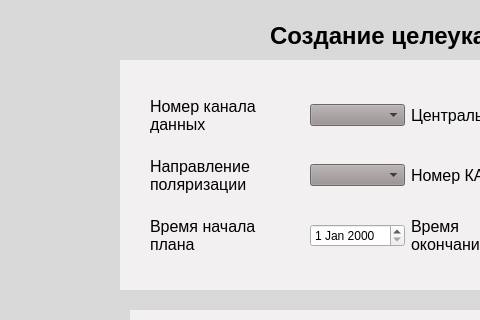
The window that view/commands/targetdesignationsv.ui (waitskoro/APS) describes before a commit, drawn with Qt 5; both pictures show x 0 to 480 and y 0 to 320 of the 800 by 600 pixel window.
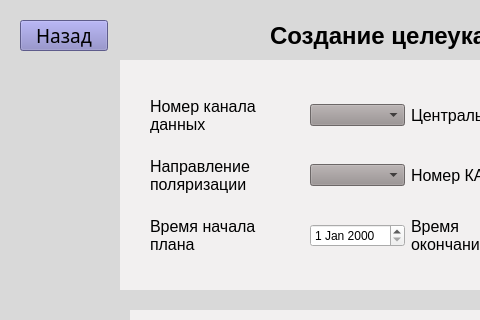
The same window after the commit.

```diff
--- a/view/commands/targetdesignationsv.ui
+++ b/view/commands/targetdesignationsv.ui
@@ -555,6 +555,231 @@
      <height>192</height>
     </rect>
    </property>
+   <attribute name="horizontalHeaderDefaultSectionSize">
+    <number>298</number>
+   </attribute>
+  </widget>
+  <widget class="QPushButton" name="back">
+   <property name="geometry">
+    <rect>
+     <x>20</x>
+     <y>20</y>
+     <width>88</width>
+     <height>31</height>
+    </rect>
+   </property>
+   <property name="palette">
+    <palette>
+     <active>
+      <colorrole role="WindowText">
+       <brush brushstyle="SolidPattern">
+        <color alpha="255">
+         <red>0</red>
+         <green>0</green>
+         <blue>0</blue>
+        </color>
+       </brush>
+      </colorrole>
+      <colorrole role="Button">
+       <brush brushstyle="SolidPattern">
+        <color alpha="255">
+         <red>132</red>
+         <green>129</green>
+         <blue>195</blue>
+        </color>
+       </brush>
+      </colorrole>
+      <colorrole role="Text">
+       <brush brushstyle="SolidPattern">
+        <color alpha="255">
+         <red>0</red>
+         <green>0</green>
+         <blue>0</blue>
+        </color>
+       </brush>
+      </colorrole>
+      <colorrole role="ButtonText">
+       <brush brushstyle="SolidPattern">
+        <color alpha="255">
+         <red>0</red>
+         <green>0</green>
+         <blue>0</blue>
+        </color>
+       </brush>
+      </colorrole>
+      <colorrole role="Base">
+       <brush brushstyle="SolidPattern">
+        <color alpha="255">
+         <red>132</red>
+         <green>129</green>
+         <blue>195</blue>
+        </color>
+       </brush>
+      </colorrole>
+      <colorrole role="Window">
+       <brush brushstyle="SolidPattern">
+        <color alpha="255">
+         <red>132</red>
+         <green>129</green>
+         <blue>195</blue>
+        </color>
+       </brush>
+      </colorrole>
+      <colorrole role="PlaceholderText">
+       <brush brushstyle="SolidPattern">
+        <color alpha="128">
+         <red>0</red>
+         <green>0</green>
+         <blue>0</blue>
+        </color>
+       </brush>
+      </colorrole>
+     </active>
+     <inactive>
+      <colorrole role="WindowText">
+       <brush brushstyle="SolidPattern">
+        <color alpha="255">
+         <red>0</red>
+         <green>0</green>
+         <blue>0</blue>
+        </color>
+       </brush>
+      </colorrole>
+      <colorrole role="Button">
+       <brush brushstyle="SolidPattern">
+        <color alpha="255">
+         <red>132</red>
+         <green>129</green>
+         <blue>195</blue>
+        </color>
+       </brush>
+      </colorrole>
+      <colorrole role="Text">
+       <brush brushstyle="SolidPattern">
+        <color alpha="255">
+         <red>0</red>
+         <green>0</green>
+         <blue>0</blue>
+        </color>
+       </brush>
+      </colorrole>
+      <colorrole role="ButtonText">
+       <brush brushstyle="SolidPattern">
+        <color alpha="255">
+         <red>0</red>
+         <green>0</green>
+         <blue>0</blue>
+        </color>
+       </brush>
+      </colorrole>
+      <colorrole role="Base">
+       <brush brushstyle="SolidPattern">
+        <color alpha="255">
+         <red>132</red>
+         <green>129</green>
+         <blue>195</blue>
+        </color>
+       </brush>
+      </colorrole>
+      <colorrole role="Window">
+       <brush brushstyle="SolidPattern">
+        <color alpha="255">
+         <red>132</red>
+         <green>129</green>
+         <blue>195</blue>
+        </color>
+       </brush>
+      </colorrole>
+      <colorrole role="PlaceholderText">
+       <brush brushstyle="SolidPattern">
+        <color alpha="128">
+         <red>0</red>
+         <green>0</green>
+         <blue>0</blue>
+        </color>
+       </brush>
+      </colorrole>
+     </inactive>
+     <disabled>
+      <colorrole role="WindowText">
+       <brush brushstyle="SolidPattern">
+        <color alpha="255">
+         <red>0</red>
+         <green>0</green>
+         <blue>0</blue>
+        </color>
+       </brush>
+      </colorrole>
+      <colorrole role="Button">
+       <brush brushstyle="SolidPattern">
+        <color alpha="255">
+         <red>132</red>
+         <green>129</green>
+         <blue>195</blue>
+        </color>
+       </brush>
+      </colorrole>
+      <colorrole role="Text">
+       <brush brushstyle="SolidPattern">
+        <color alpha="255">
+         <red>0</red>
+         <green>0</green>
+         <blue>0</blue>
+        </color>
+       </brush>
+      </colorrole>
+      <colorrole role="ButtonText">
+       <brush brushstyle="SolidPattern">
+        <color alpha="255">
+         <red>0</red>
+         <green>0</green>
+         <blue>0</blue>
+        </color>
+       </brush>
+      </colorrole>
+      <colorrole role="Base">
+       <brush brushstyle="SolidPattern">
+        <color alpha="255">
+         <red>132</red>
+         <green>129</green>
+         <blue>195</blue>
+        </color>
+       </brush>
+      </colorrole>
+      <colorrole role="Window">
+       <brush brushstyle="SolidPattern">
+        <color alpha="255">
+         <red>132</red>
+         <green>129</green>
+         <blue>195</blue>
+        </color>
+       </brush>
+      </colorrole>
+      <colorrole role="PlaceholderText">
+       <brush brushstyle="SolidPattern">
+        <color alpha="128">
+         <red>0</red>
+         <green>0</green>
+         <blue>0</blue>
+        </color>
+       </brush>
+      </colorrole>
+     </disabled>
+    </palette>
+   </property>
+   <property name="font">
+    <font>
+     <family>Ubuntu Sans</family>
+     <pointsize>14</pointsize>
+     <bold>false</bold>
+    </font>
+   </property>
+   <property name="styleSheet">
+    <string notr="true">background-color: #8481C3; color: black</string>
+   </property>
+   <property name="text">
+    <string>Назад</string>
+   </property>
   </widget>
  </widget>
  <resources/>
```
